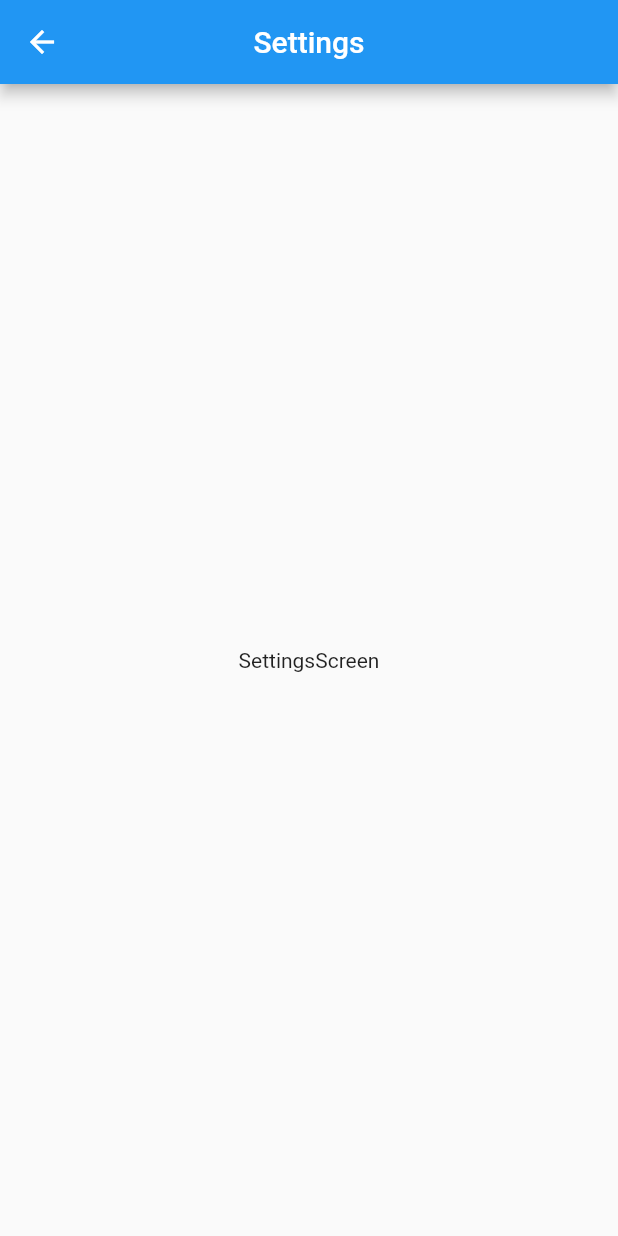
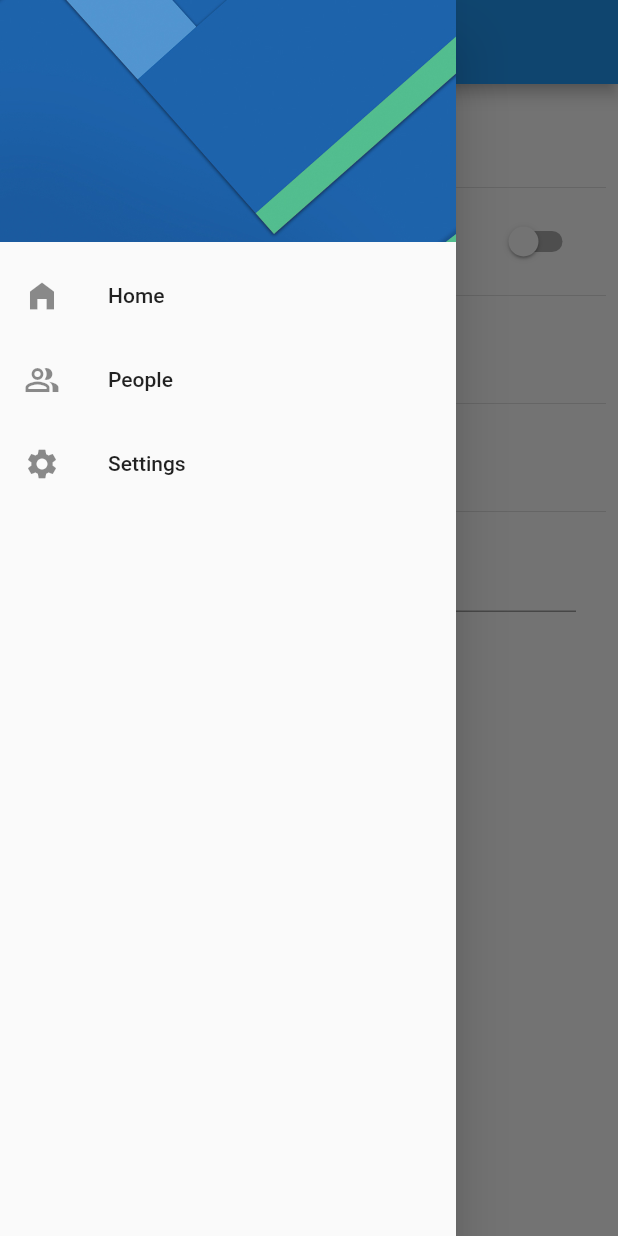
Before and after one commit to 4rtemis-25/share_preferences, a Flutter app: the SettingsScreen screen opened by its route, with the side drawer open (before the commit the screen has no drawer), on a phone screen of 412 x 824 dp. Run offline on Flutter 3.47's test engine with Material 2 defaults, Android fonts, the phone set to English and light mode, and no system bars; our stand-ins replace shared_preferences; accounts and stored records are empty.

Commit message:
falta el dark mode

```diff
--- /dev/null
+++ b/lib/screens/screens.dart
@@ -0,0 +1,2 @@
+export 'package:share_preferences/screens/home_screen.dart';
+export 'package:share_preferences/screens/settings_screen.dart';
--- a/lib/screens/settings_screen.dart
+++ b/lib/screens/settings_screen.dart
@@ -1,21 +1,81 @@
 import 'package:flutter/material.dart';
+import 'package:share_preferences/sharedPreferences/preferences.dart';
+import 'package:share_preferences/widgets/side_menu.dart';
 
-class SettingsScreen extends StatelessWidget {
-
+class SettingsScreen extends StatefulWidget {
   static const String routerName = 'Settings';
 
   const SettingsScreen({Key? key}) : super(key: key);
 
   @override
+  State<SettingsScreen> createState() => _SettingsScreenState();
+}
+
+class _SettingsScreenState extends State<SettingsScreen> {
+
+  @override
   Widget build(BuildContext context) {
     return Scaffold(
-      appBar: AppBar(
-        title: const Text('Settings'),
-        centerTitle: true,
-      ),
-      body: const Center(
-         child: Text('SettingsScreen'),
-      ),
-    );
+        appBar: AppBar(
+          title: const Text('Settings'),
+          centerTitle: true,
+        ),
+        drawer: const SideMenu(),
+        body: Padding(
+          padding: const EdgeInsets.all(8),
+          child: SingleChildScrollView(
+            physics: const BouncingScrollPhysics(),
+            child: Column(
+              crossAxisAlignment: CrossAxisAlignment.center,
+              children: [
+                const Text(
+                  'Ajustes',
+                  style: TextStyle(fontSize: 45, fontWeight: FontWeight.w300),
+                ),
+                const Divider(),
+                SwitchListTile.adaptive(
+                    value: Preferences.isDarkMode,
+                    title: const Text('DarkMode'),
+                    onChanged: (value) {
+                      Preferences.isDarkMode = value;
+                      setState(() {});
+                    }),
+                const Divider(),
+                RadioListTile<int>(
+                    value: 1,
+                    groupValue: Preferences.gender,
+                    title: const Text('Masculino'),
+                    onChanged: (value) {
+                      Preferences.gender = value ?? 1;
+                      setState(() {});
+                    }),
+                const Divider(),
+                RadioListTile<int>(
+                    value: 2,
+                    groupValue: Preferences.gender,
+                    title: const Text('Femenino'),
+                    onChanged: (value) {
+                      Preferences.gender = value ?? 2;
+                      setState(() {});
+                    }),
+                const Divider(),
+                Padding(
+                  padding: const EdgeInsets.symmetric( horizontal: 20 ),
+                  child: TextFormField(
+                    initialValue: 'Fernando',
+                    onChanged: ( value ) {
+                      Preferences.name = value;
+                      setState(() {});
+                    },
+                    decoration: const InputDecoration(
+                      labelText: 'Nombre',
+                      helperText: 'Nombre Del Usuario'
+                    ),
+                  ),
+                )
+              ],
+            ),
+          ),
+        ));
   }
 }
--- /dev/null
+++ b/lib/sharedPreferences/preferences.dart
@@ -0,0 +1,41 @@
+import 'package:shared_preferences/shared_preferences.dart';
+
+class Preferences {
+  static late SharedPreferences _prefs;
+
+  static String _name = '';
+  static bool _isDarkmode = false;
+  static int _gender = 1;
+
+  static Future init() async {
+    _prefs = await SharedPreferences.getInstance();
+  }
+
+  static String get name {
+    return _prefs.getString('name') ?? _name;
+  }
+
+  static set name( String name ) {
+    _name = name;
+    _prefs.setString('name', name);
+  }
+
+  static bool get isDarkMode {
+    return _prefs.getBool('isDarkMode') ?? _isDarkmode;
+  }
+
+  static set isDarkMode( bool value ) {
+    _isDarkmode = value;
+    _prefs.setBool('isDarkMode', value);
+  }
+
+  static int get gender {
+    return _prefs.getInt('gender') ?? _gender;
+  }
+
+  static set gender( int value ) {
+    _gender = value;
+    _prefs.setInt('gender', value);
+  }
+
+}
--- /dev/null
+++ b/lib/widgets/side_menu.dart
@@ -0,0 +1,57 @@
+import 'package:flutter/material.dart';
+import 'package:share_preferences/screens/screens.dart';
+
+class SideMenu extends StatelessWidget {
+  const SideMenu({super.key});
+
+  @override
+  Widget build(BuildContext context) {
+    return Drawer(
+      child: ListView(
+        padding: EdgeInsets.zero,
+        children: [
+          const _Drawer(),
+
+          ListTile(
+            leading: const Icon(Icons.home_filled),
+            title: const Text('Home'),
+            onTap: () {
+              Navigator.pushReplacementNamed(context, HomeScreen.routerName);
+            },
+          ),
+          ListTile(
+            leading: const Icon(Icons.people_alt_outlined),
+            title: const Text('People'),
+            onTap: () {},
+          ),
+          ListTile(
+            leading: const Icon(Icons.settings),
+            title: const Text('Settings'),
+            onTap: () {
+              Navigator.pushReplacementNamed(context, SettingsScreen.routerName);
+            },
+          )
+        ],
+      ),
+    );
+  }
+}
+
+class _Drawer extends StatelessWidget {
+  const _Drawer({
+    super.key,
+  });
+
+  @override
+  Widget build(BuildContext context) {
+    return DrawerHeader(
+      decoration: const BoxDecoration(
+        image: DecorationImage(
+          image: AssetImage('assets/menu-img.jpg'),
+          fit: BoxFit.cover
+        )
+      ),
+      child: Container(),
+    );
+  }
+}
--- a/pubspec.yaml
+++ b/pubspec.yaml
@@ -35,6 +35,7 @@ dependencies:
   # The following adds the Cupertino Icons font to your application.
   # Use with the CupertinoIcons class for iOS style icons.
   cupertino_icons: ^1.0.2
+  shared_preferences: ^2.2.2
 
 dev_dependencies:
   flutter_test:
@@ -59,8 +60,8 @@ flutter:
   uses-material-design: true
 
   # To add assets to your application, add an assets section, like this:
-  # assets:
-  #   - images/a_dot_burr.jpeg
+  assets:
+    - assets/
   #   - images/a_dot_ham.jpeg
 
   # An image asset can refer to one or more resolution-specific "variants", see
```
Also changed, not shown: lib/main.dart (+10 -1 lines), lib/screens/home_screen.dart (+14 -3 lines), assets/menu-img.jpg (added), pubspec.lock, 1 other file.
